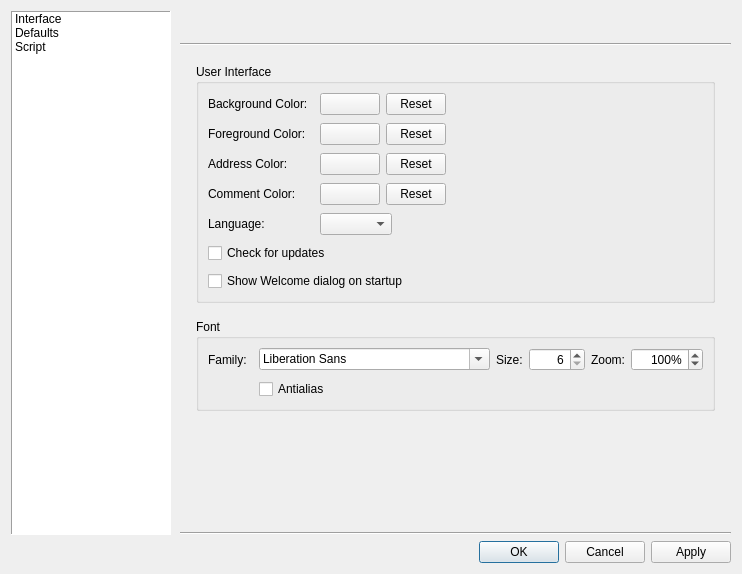
The window that src/dialogs/dialogpreferences.ui (sanny32/OpenModSim) describes before a commit, drawn with Qt 5.
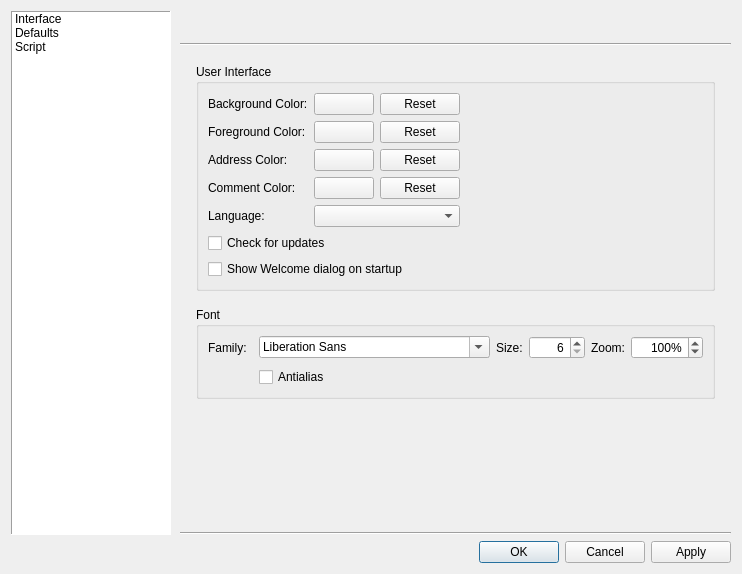
The same window after the commit. Icons and pictures are not drawn. Custom widgets are drawn as their Qt base class.

Commit message: feat: Update dialog preferences layout and translations for improved UI consistency

Patch:
```diff
--- a/src/dialogs/dialogpreferences.ui
+++ b/src/dialogs/dialogpreferences.ui
@@ -6,7 +6,7 @@
    <rect>
     <x>0</x>
     <y>0</y>
-    <width>735</width>
+    <width>737</width>
     <height>574</height>
    </rect>
   </property>
@@ -155,29 +155,8 @@
                <property name="title">
                 <string>User Interface</string>
                </property>
-               <layout class="QFormLayout" name="formInterface">
-                <property name="fieldGrowthPolicy">
-                 <enum>QFormLayout::FieldsStayAtSizeHint</enum>
-                </property>
-                <property name="horizontalSpacing">
-                 <number>12</number>
-                </property>
-                <property name="verticalSpacing">
-                 <number>8</number>
-                </property>
-                <item row="0" column="0">
-                 <widget class="QLabel" name="labelBackgroundColor">
-                  <property name="text">
-                   <string>Background Color:</string>
-                  </property>
-                 </widget>
-                </item>
+               <layout class="QGridLayout" name="gridLayout">
                 <item row="0" column="1">
-                 <layout class="QHBoxLayout" name="hlBgColor">
-                  <property name="spacing">
-                   <number>6</number>
-                  </property>
-                  <item>
                    <widget class="ColorSwatch" name="pushButtonBackgroundColor">
                     <property name="minimumSize">
                      <size>
@@ -190,54 +169,8 @@
                     </property>
                    </widget>
                   </item>
-                  <item>
-                   <widget class="QPushButton" name="pushButtonResetBackgroundColor">
-                    <property name="minimumSize">
-                     <size>
-                      <width>60</width>
-                      <height>0</height>
-                     </size>
-                    </property>
-                    <property name="maximumSize">
-                     <size>
-                      <width>60</width>
-                      <height>16777215</height>
-                     </size>
-                    </property>
-                    <property name="text">
-                     <string>Reset</string>
-                    </property>
-                   </widget>
-                  </item>
-                  <item>
-                   <spacer name="hsBg">
-                    <property name="orientation">
-                     <enum>Qt::Horizontal</enum>
-                    </property>
-                    <property name="sizeHint" stdset="0">
-                     <size>
-                      <width>40</width>
-                      <height>20</height>
-                     </size>
-                    </property>
-                   </spacer>
-                  </item>
-                 </layout>
-                </item>
-                <item row="1" column="0">
-                 <widget class="QLabel" name="labelForegroundColor">
-                  <property name="text">
-                   <string>Foreground Color:</string>
-                  </property>
-                 </widget>
-                </item>
-                <item row="1" column="1">
-                 <layout class="QHBoxLayout" name="hlFgColor">
-                  <property name="spacing">
-                   <number>6</number>
-                  </property>
-                  <item>
-                   <widget class="ColorSwatch" name="pushButtonForegroundColor">
+                <item row="3" column="1">
+                 <widget class="ColorSwatch" name="pushButtonCommentColor">
                     <property name="minimumSize">
                      <size>
                       <width>60</width>
@@ -249,39 +182,60 @@
                     </property>
                    </widget>
                   </item>
-                  <item>
+                <item row="2" column="2">
+                 <widget class="QPushButton" name="pushButtonResetAddressColor">
+                  <property name="minimumSize">
+                   <size>
+                    <width>60</width>
+                    <height>0</height>
+                   </size>
+                  </property>
+                  <property name="text">
+                   <string>Reset</string>
+                  </property>
+                 </widget>
+                </item>
+                <item row="4" column="0">
+                 <widget class="QLabel" name="labelLanguage">
+                  <property name="text">
+                   <string>Language:</string>
+                  </property>
+                 </widget>
+                </item>
+                <item row="1" column="2">
                    <widget class="QPushButton" name="pushButtonResetForegroundColor">
-                    <property name="minimumSize">
-                     <size>
-                      <width>60</width>
-                      <height>0</height>
-                     </size>
-                    </property>
-                    <property name="maximumSize">
-                     <size>
-                      <width>60</width>
-                      <height>16777215</height>
-                     </size>
-                    </property>
+                  <property name="text">
+                   <string>Reset</string>
+                  </property>
+                 </widget>
+                </item>
+                <item row="0" column="2">
+                 <widget class="QPushButton" name="pushButtonResetBackgroundColor">
                     <property name="text">
                      <string>Reset</string>
                     </property>
                    </widget>
                   </item>
-                  <item>
-                   <spacer name="hsFg">
-                    <property name="orientation">
-                     <enum>Qt::Horizontal</enum>
-                    </property>
-                    <property name="sizeHint" stdset="0">
-                     <size>
-                      <width>40</width>
-                      <height>20</height>
-                     </size>
-                    </property>
-                   </spacer>
-                  </item>
-                 </layout>
+                <item row="5" column="0" colspan="2">
+                 <widget class="QCheckBox" name="checkBoxCheckForUpdates">
+                  <property name="text">
+                   <string>Check for updates</string>
+                  </property>
+                 </widget>
+                </item>
+                <item row="0" column="0">
+                 <widget class="QLabel" name="labelBackgroundColor">
+                  <property name="text">
+                   <string>Background Color:</string>
+                  </property>
+                 </widget>
+                </item>
+                <item row="6" column="0" colspan="3">
+                 <widget class="QCheckBox" name="checkBoxShowWelcomeDialog">
+                  <property name="text">
+                   <string>Show Welcome dialog on startup</string>
+                  </property>
+                 </widget>
                 </item>
                 <item row="2" column="0">
                  <widget class="QLabel" name="labelAddressColor">
@@ -290,58 +244,6 @@
                   </property>
                  </widget>
                 </item>
-                <item row="2" column="1">
-                 <layout class="QHBoxLayout" name="hlAddressColor">
-                  <property name="spacing">
-                   <number>6</number>
-                  </property>
-                  <item>
-                   <widget class="ColorSwatch" name="pushButtonAddressColor">
-                    <property name="minimumSize">
-                     <size>
-                      <width>60</width>
-                      <height>0</height>
-                     </size>
-                    </property>
-                    <property name="text">
-                     <string/>
-                    </property>
-                   </widget>
-                  </item>
-                  <item>
-                   <widget class="QPushButton" name="pushButtonResetAddressColor">
-                    <property name="minimumSize">
-                     <size>
-                      <width>60</width>
-                      <height>0</height>
-                     </size>
-                    </property>
-                    <property name="maximumSize">
-                     <size>
-                      <width>60</width>
-                      <height>16777215</height>
-                     </size>
-                    </property>
-                    <property name="text">
-                     <string>Reset</string>
-                    </property>
-                   </widget>
-                  </item>
-                  <item>
-                   <spacer name="hsAddress">
-                    <property name="orientation">
-                     <enum>Qt::Horizontal</enum>
-                    </property>
-                    <property name="sizeHint" stdset="0">
-                     <size>
-                      <width>40</width>
-                      <height>20</height>
-                     </size>
-                    </property>
-                   </spacer>
-                  </item>
-                 </layout>
-                </item>
                 <item row="3" column="0">
                  <widget class="QLabel" name="labelCommentColor">
                   <property name="text">
@@ -349,13 +251,21 @@
                   </property>
                  </widget>
                 </item>
-                <item row="3" column="1">
-                 <layout class="QHBoxLayout" name="hlCommentColor">
-                  <property name="spacing">
-                   <number>6</number>
+                <item row="1" column="1">
+                 <widget class="ColorSwatch" name="pushButtonForegroundColor">
+                  <property name="minimumSize">
+                   <size>
+                    <width>60</width>
+                    <height>0</height>
+                   </size>
                   </property>
-                  <item>
-                   <widget class="ColorSwatch" name="pushButtonCommentColor">
+                  <property name="text">
+                   <string/>
+                  </property>
+                 </widget>
+                </item>
+                <item row="2" column="1">
+                 <widget class="ColorSwatch" name="pushButtonAddressColor">
                     <property name="minimumSize">
                      <size>
                       <width>60</width>
@@ -367,7 +277,14 @@
                     </property>
                    </widget>
                   </item>
-                  <item>
+                <item row="1" column="0">
+                 <widget class="QLabel" name="labelForegroundColor">
+                  <property name="text">
+                   <string>Foreground Color:</string>
+                  </property>
+                 </widget>
+                </item>
+                <item row="3" column="2">
                    <widget class="QPushButton" name="pushButtonResetCommentColor">
                     <property name="minimumSize">
                      <size>
@@ -375,55 +292,26 @@
                       <height>0</height>
                      </size>
                     </property>
-                    <property name="maximumSize">
-                     <size>
-                      <width>60</width>
-                      <height>16777215</height>
-                     </size>
-                    </property>
                     <property name="text">
                      <string>Reset</string>
                     </property>
                    </widget>
                   </item>
-                  <item>
-                   <spacer name="hsComment">
-                    <property name="orientation">
-                     <enum>Qt::Horizontal</enum>
-                    </property>
-                    <property name="sizeHint" stdset="0">
-                     <size>
-                      <width>40</width>
-                      <height>20</height>
-                     </size>
-                    </property>
-                   </spacer>
-                  </item>
-                 </layout>
-                </item>
-                <item row="5" column="0">
-                 <widget class="QLabel" name="labelLanguage">
-                  <property name="text">
-                   <string>Language:</string>
-                  </property>
-                 </widget>
-                </item>
-                <item row="5" column="1">
+                <item row="4" column="1" colspan="2">
                  <widget class="QComboBox" name="comboBoxLanguage"/>
                 </item>
-                <item row="6" column="0" colspan="2">
-                 <widget class="QCheckBox" name="checkBoxCheckForUpdates">
-                  <property name="text">
-                   <string>Check for updates</string>
+                <item row="3" column="3">
+                 <spacer name="horizontalSpacer">
+                  <property name="orientation">
+                   <enum>Qt::Horizontal</enum>
                   </property>
-                 </widget>
-                </item>
-                <item row="7" column="0" colspan="2">
-                 <widget class="QCheckBox" name="checkBoxShowWelcomeDialog">
-                  <property name="text">
-                   <string>Show Welcome dialog on startup</string>
+                  <property name="sizeHint" stdset="0">
+                   <size>
+                    <width>40</width>
+                    <height>20</height>
+                   </size>
                   </property>
-                 </widget>
+                 </spacer>
                 </item>
                </layout>
               </widget>
```
Left out of the diff: 4 changed lines with no effect on the pictures. Lines whose indentation alone changed are shown as unchanged. The commit also changes 3 other files.
